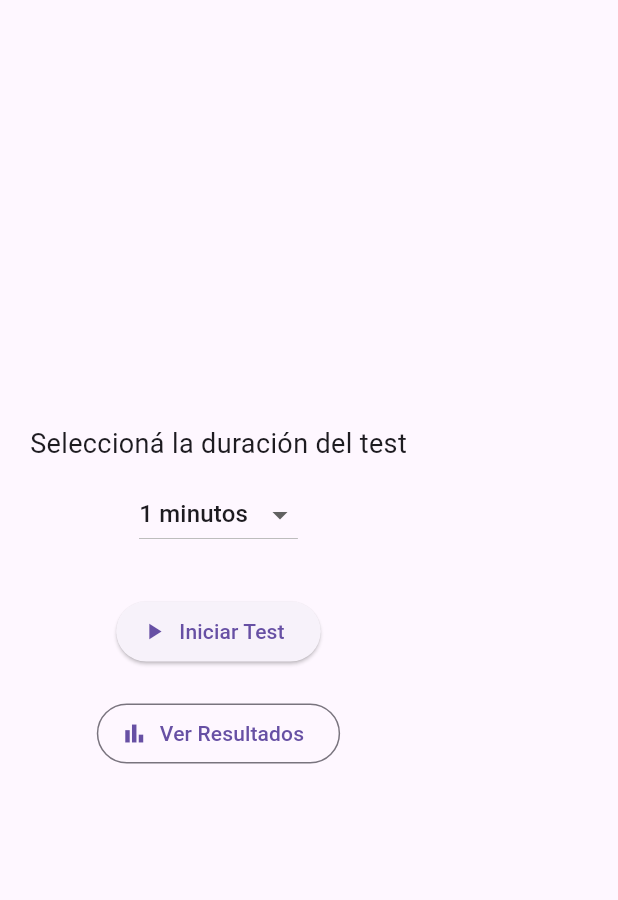
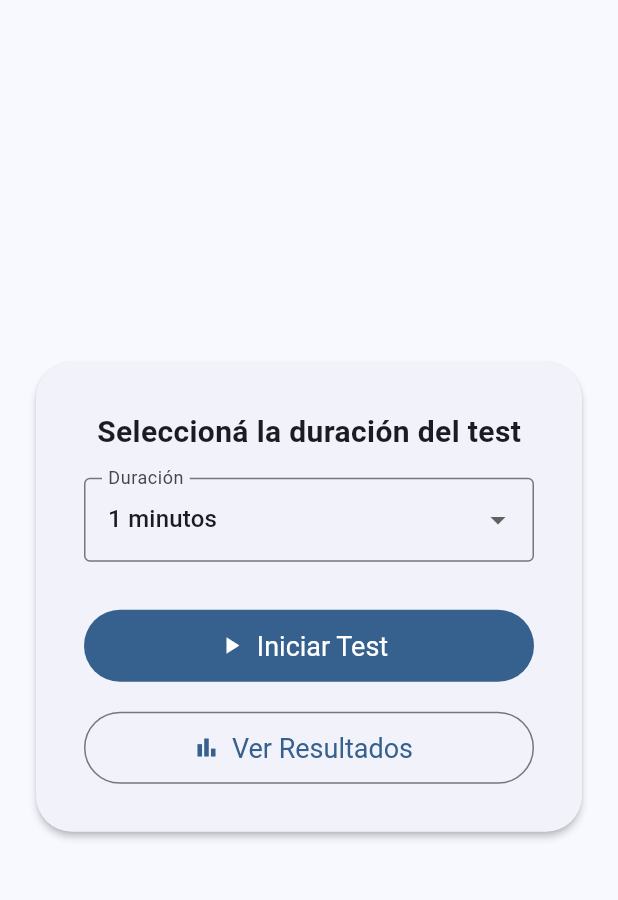
Before and after one commit to mrhodev/PVTest, a Flutter app: the screen it shows after launch, on a phone screen of 412 x 824 dp, the part 63-963 px from its top. Run offline on Flutter 3.47's test engine with Material 3 defaults, Android fonts, the light colour scheme and no system bars; our stand-ins replace fl_chart, sqflite; accounts and stored records are empty.

Commit message:
antes de federar

```diff
--- a/lib/main.dart
+++ b/lib/main.dart
@@ -14,7 +14,38 @@ class PVTApp extends StatelessWidget {
   Widget build(BuildContext context) {
     return MaterialApp(
       title: 'PVT Test',
-      theme: ThemeData(primarySwatch: Colors.blue),
+      theme: ThemeData(
+        colorSchemeSeed: Colors.blue,
+        useMaterial3: true,
+        appBarTheme: const AppBarTheme(
+          centerTitle: true,
+          elevation: 0,
+        ),
+        cardTheme: const CardThemeData(
+          elevation: 2,
+          shape: RoundedRectangleBorder(borderRadius: BorderRadius.all(Radius.circular(24))),
+          margin: EdgeInsets.all(24),
+        ),
+        filledButtonTheme: FilledButtonThemeData(
+          style: ButtonStyle(
+            minimumSize: MaterialStateProperty.all(const Size.fromHeight(48)),
+            textStyle: MaterialStateProperty.all(
+              const TextStyle(fontSize: 18),
+            ),
+          ),
+        ),
+        outlinedButtonTheme: OutlinedButtonThemeData(
+          style: ButtonStyle(
+            minimumSize: MaterialStateProperty.all(const Size.fromHeight(48)),
+            textStyle: MaterialStateProperty.all(
+              const TextStyle(fontSize: 18),
+            ),
+          ),
+        ),
+        inputDecorationTheme: const InputDecorationTheme(
+          border: OutlineInputBorder(),
+        ),
+      ),
       home: const SplashToHome(),
     );
   }
--- a/lib/screens/home_screen.dart
+++ b/lib/screens/home_screen.dart
@@ -35,17 +35,24 @@ class HomeScreenState extends State<HomeScreen> {
     return Scaffold(
       appBar: AppBar(
         title: const Text('PVT Test'),
-        centerTitle: true,
       ),
-      body: Padding(
-        padding: const EdgeInsets.all(20.0),
+      body: Center(
+        child: Card(
+          child: Padding(
+            padding: const EdgeInsets.all(32.0),
             child: Column(
-          mainAxisAlignment: MainAxisAlignment.center,
+              mainAxisSize: MainAxisSize.min,
               children: [
-            const Text("Seleccioná la duración del test", style: TextStyle(fontSize: 18)),
-            const SizedBox(height: 10),
-            DropdownButton<int>(
+                const Text(
+                  "Seleccioná la duración del test",
+                  style: TextStyle(fontSize: 20, fontWeight: FontWeight.w600),
+                ),
+                const SizedBox(height: 16),
+                DropdownButtonFormField<int>(
                   value: _selectedDuration,
+                  decoration: const InputDecoration(
+                    labelText: "Duración",
+                  ),
                   items: [0, 1, 5, 10].map((e) {
                     return DropdownMenuItem<int>(
                       value: e,
@@ -60,8 +67,8 @@ class HomeScreenState extends State<HomeScreen> {
                     }
                   },
                 ),
-            const SizedBox(height: 30),
-            ElevatedButton.icon(
+                const SizedBox(height: 32),
+                FilledButton.icon(
                   onPressed: _startTest,
                   icon: const Icon(Icons.play_arrow),
                   label: const Text('Iniciar Test'),
@@ -75,6 +82,8 @@ class HomeScreenState extends State<HomeScreen> {
               ],
             ),
           ),
+        ),
+      ),
     );
   }
 }
```
Also changed, not shown: lib/screens/results_screen.dart (+12 -0 lines), lib/screens/test_screen.dart (+19 -8 lines). Lines whose indentation alone changed are shown as unchanged.
